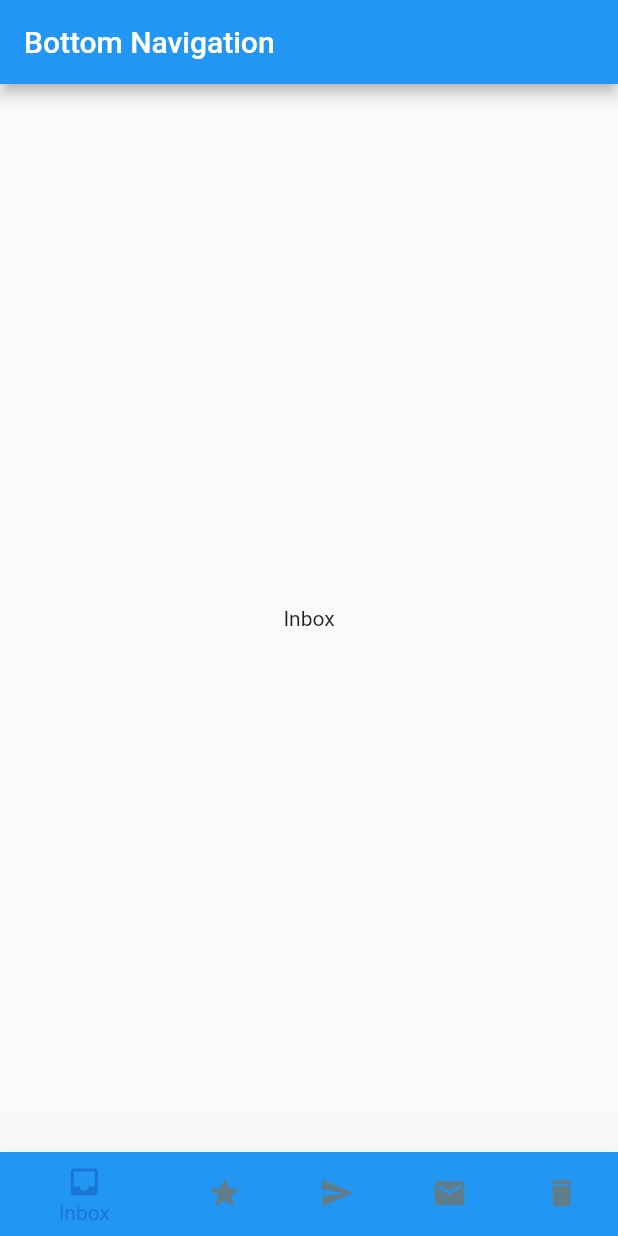
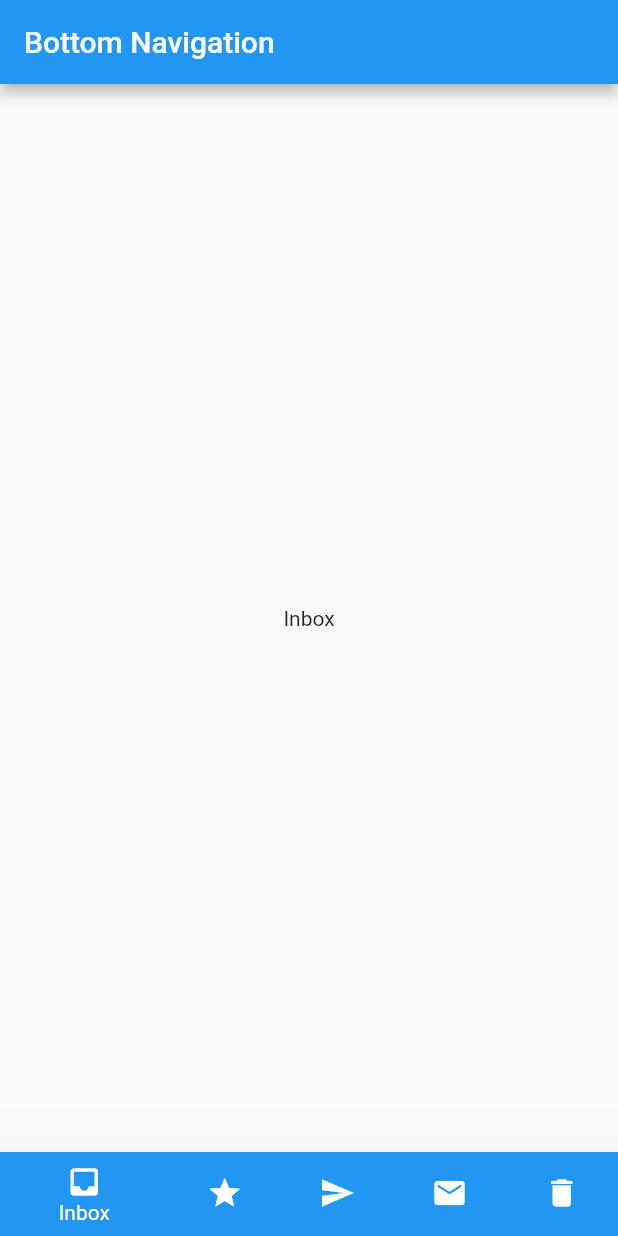
Before and after one commit to ruiyotabby/botom_navigation, a Flutter app: the screen it shows after launch, on a phone screen of 412 x 824 dp. Run offline on Flutter 3.47's test engine with Material 2 defaults, Android fonts, the phone set to English and light mode, and no system bars.

Commit message:
commit
Signed-off-by: Ruiyot Abby <ruiyotabby@gmail.com>

```diff
--- a/lib/defaults/defaults.dart
+++ b/lib/defaults/defaults.dart
@@ -1,8 +1,8 @@
 import 'package:flutter/material.dart';
 
 class Defaults {
-  static final Color? bottomNavItemColor = Colors.blueGrey;
-  static final Color? bottomNavItemSelectorColor = Colors.blue[700];
+  static final Color? bottomNavItemColor = Colors.white;
+  static final Color? bottomNavItemSelectorColor = Colors.white;
 
   static final bottomNavItemText = [
     'Inbox',
```
